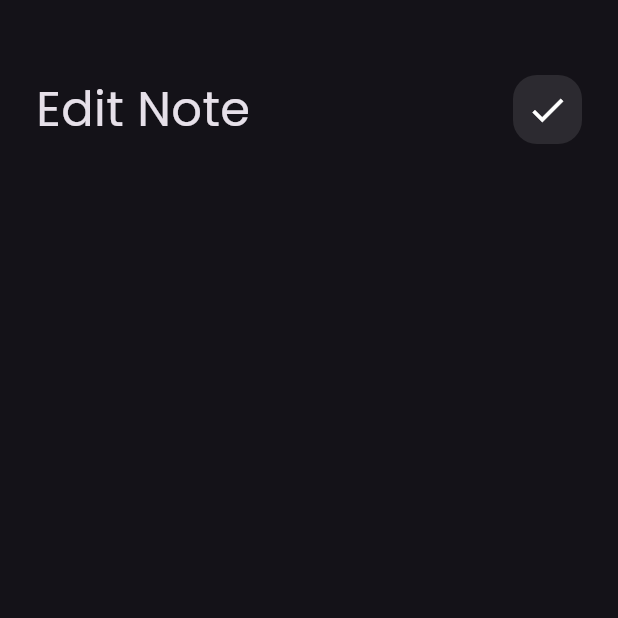
After one commit to AhmedMahmoud221/notes_app, a Flutter app: the screen it shows after launch, after a tap on "Flutter Tips", on a phone screen of 412 x 824 dp, the top half of it. The commit adds this screen. Run offline on Flutter 3.47's test engine with Material 3 defaults, Android fonts, the phone set to English and light mode, and no system bars.

Commit message:
Implement EditNoteView and EditNoteViewBody; update CustomAppBar to accept title and icon parameters; enhance NoteItem with navigation to EditNoteView; modify NotesViewBody to use CustomAppBar with title and icon.

```diff
--- a/lib/main.dart
+++ b/lib/main.dart
@@ -16,9 +16,7 @@ class NotesApp extends StatelessWidget {
       theme: ThemeData(brightness: Brightness.dark,
       fontFamily: 'Poppins'
       ),
-      home: const NotesView(
-
-      ),
+      home: const NotesView(),
     );
   }
 }
--- /dev/null
+++ b/lib/views/edit_note_view.dart
@@ -0,0 +1,14 @@
+import 'package:flutter/material.dart';
+import 'package:notes_app/views/widgets/edit_view_body.dart';
+
+class EditNoteView extends StatelessWidget {
+  const EditNoteView({super.key});
+
+  @override
+  Widget build(BuildContext context) {
+    return Scaffold(
+      body: EditNoteViewBody(),
+    );
+
+  }
+}
--- a/lib/views/widgets/custom_Icon.dart
+++ b/lib/views/widgets/custom_Icon.dart
@@ -1,8 +1,9 @@
 import 'package:flutter/material.dart';
 
 class CustomSearchIcon extends StatelessWidget {
-  const CustomSearchIcon({super.key});
+  const CustomSearchIcon({super.key, required this.icon});
 
+  final IconData icon;
   @override
   Widget build(BuildContext context) {
     return Container(
@@ -12,9 +13,9 @@ class CustomSearchIcon extends StatelessWidget {
         color: Colors.white.withOpacity(0.1),
         borderRadius: BorderRadius.circular(16)
       ),
-      child: const Center(
+      child: Center(
         child: Icon(
-          Icons.search,
+          icon,
           size: 28,
           ),
       ),
--- a/lib/views/widgets/custom_note_item.dart
+++ b/lib/views/widgets/custom_note_item.dart
@@ -1,11 +1,20 @@
 import 'package:flutter/material.dart';
+import 'package:notes_app/views/edit_note_view.dart';
 
 class NoteItem extends StatelessWidget {
   const NoteItem({super.key});
 
   @override
   Widget build(BuildContext context) {
-    return Padding(
+    return GestureDetector(
+      onTap: ()
+      {
+        Navigator.push(context, MaterialPageRoute(builder: (context)
+        {
+          return const EditNoteView();
+        }));
+      },
+      child: Padding(
         padding: const EdgeInsets.only(top: 10),
         child: Container(
           padding: const EdgeInsets.only(top: 24, bottom: 24, left: 16),
@@ -49,6 +58,7 @@ class NoteItem extends StatelessWidget {
             ],
           ),
         ),
+      ),
     );
   }
 }
--- a/lib/views/widgets/custom_search_app_bar.dart
+++ b/lib/views/widgets/custom_search_app_bar.dart
@@ -2,18 +2,24 @@ import 'package:flutter/material.dart';
 import 'package:notes_app/views/widgets/custom_Icon.dart';
 
 class CustomAppBar extends StatelessWidget {
-  const CustomAppBar({super.key});
+  const CustomAppBar({super.key, required this.title, required this.icon});
 
+  final String title;
+  final IconData icon;
   @override
   Widget build(BuildContext context) {
     return Row(
-      children: const [
-        Text('Notes' , style: TextStyle(
-          fontSize: 32,
+      children: [
+        Text(
+          title,
+            style: const TextStyle(
+            fontSize: 32,
           ),
         ),
         Spacer(),
-        CustomSearchIcon(),
+        CustomSearchIcon(
+          icon: icon,
+        ),
       ],
     );
   }
--- /dev/null
+++ b/lib/views/widgets/edit_view_body.dart
@@ -0,0 +1,22 @@
+import 'package:flutter/material.dart';
+import 'package:notes_app/views/widgets/custom_search_app_bar.dart';
+
+class EditNoteViewBody extends StatelessWidget {
+  const EditNoteViewBody({super.key});
+
+  @override
+  Widget build(BuildContext context) {
+    return Padding(
+      padding: const EdgeInsets.symmetric(horizontal: 24.0),
+      child: Column(
+        children: [
+          SizedBox(height: 50,),
+          CustomAppBar(
+            title: 'Edit Note',
+            icon: Icons.check,
+          )
+        ],
+      ),
+    );
+  }
+}
--- a/lib/views/widgets/notes_view_body.dart
+++ b/lib/views/widgets/notes_view_body.dart
@@ -14,7 +14,10 @@ class NotesViewBody extends StatelessWidget {
           SizedBox(
             height: 60,
           ),
-          CustomAppBar(),
+          CustomAppBar(
+            title: 'Notes',
+            icon: Icons.search,
+          ),
           Expanded(child: NotesListView()),
         ],
       ),
```
Lines whose indentation alone changed are shown as unchanged.
